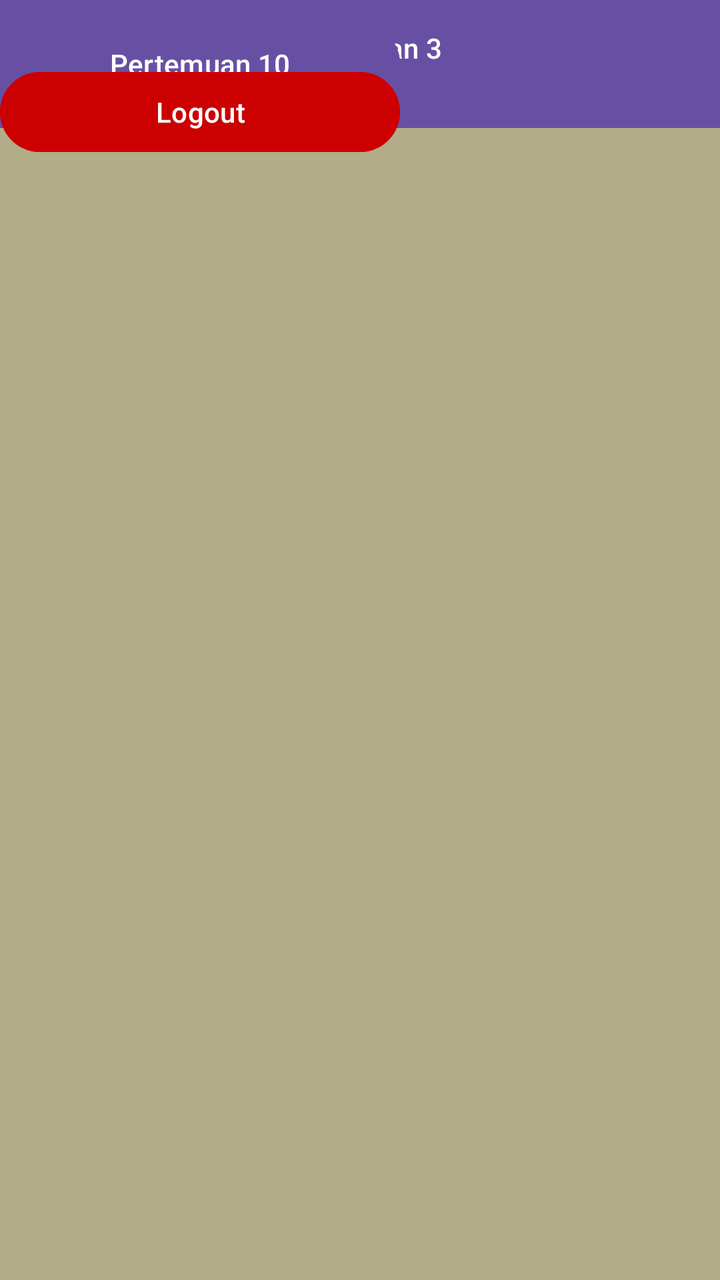
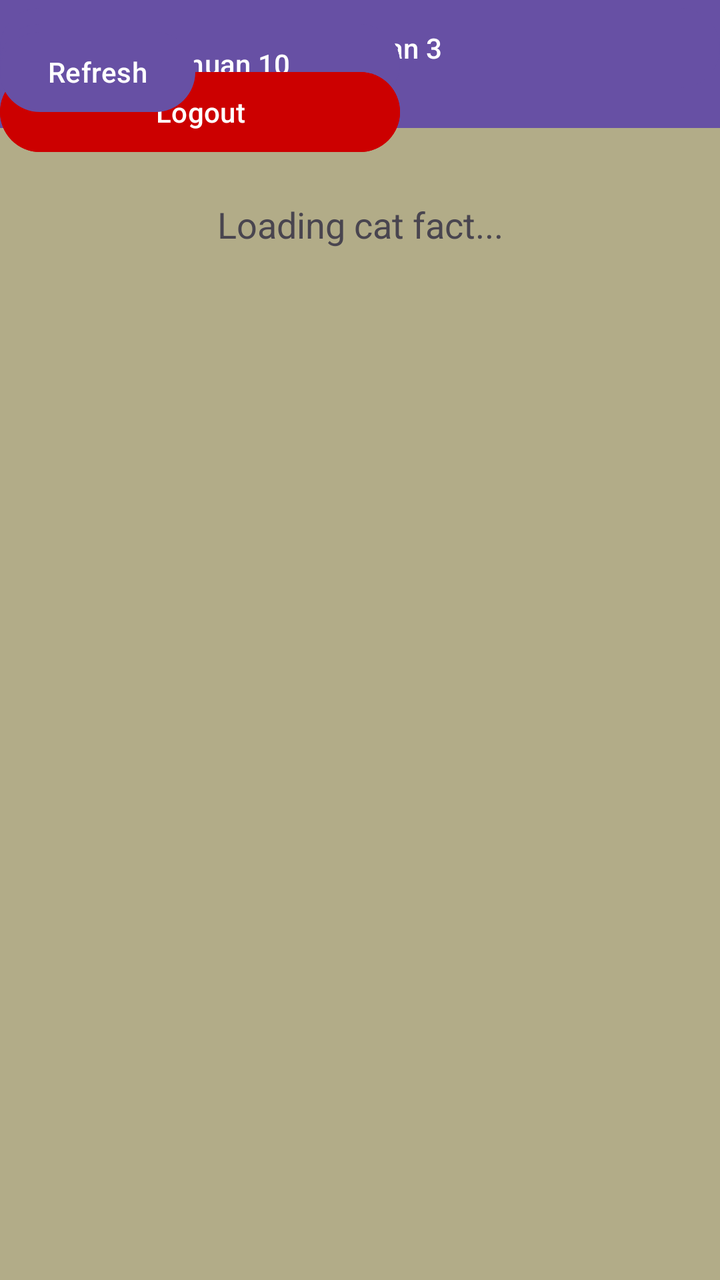

The first picture is an Android layout as it rendered before a commit; the second is the same layout after the commit. The layout source and the unified diff follow.
<!-- AndroidManifest.xml: application theme Theme.PercobaanY -->
<!-- res/layout/fragment_home.xml -->
<?xml version="1.0" encoding="utf-8"?>
<FrameLayout xmlns:android="http://schemas.android.com/apk/res/android"
    xmlns:tools="http://schemas.android.com/tools"
    android:layout_width="match_parent"
    android:layout_height="match_parent"
    xmlns:app="http://schemas.android.com/apk/res-auto"
    android:background="#B2AC88"
    tools:context=".Home.HomeFragment">

    <View
        android:id="@+id/background_header"
        android:layout_width="0dp"
        android:layout_height="100dp"
        android:background="@drawable/bg_header_wave"
        app:layout_constraintStart_toStartOf="parent"
        app:layout_constraintEnd_toEndOf="parent"
        app:layout_constraintTop_toTopOf="parent"/>

    <androidx.appcompat.widget.Toolbar
        android:id="@+id/toolbar"
        android:layout_width="match_parent"
        android:layout_height="?attr/actionBarSize"
        android:background="?attr/colorPrimary"
        app:layout_constraintEnd_toEndOf="parent"
        app:layout_constraintStart_toStartOf="parent"
        app:layout_constraintTop_toTopOf="parent"
        app:popupTheme="@style/ThemeOverlay.AppCompat.Light"
        app:titleTextColor="@android:color/white" />

    <Button
        android:id="@+id/btnKedua"
        android:layout_width="match_parent"
        android:layout_height="wrap_content"
        android:layout_marginBottom="10dp"
        android:text="Pertemuan 2" />

    <Button
        android:id="@+id/btnKetiga"
        android:layout_width="match_parent"
        android:layout_height="wrap_content"
        android:layout_marginBottom="10dp"
        android:text="Pertemuan 3" />

    <Button
        android:id="@+id/btnpKeempat"
        android:layout_width="200dp"
        android:layout_height="wrap_content"
        android:layout_marginTop="24dp"
        android:text="Pertemuan 4" />

    <Button
        android:id="@+id/btnpKelima"
        android:layout_width="200dp"
        android:layout_height="wrap_content"
        android:layout_marginTop="8dp"
        android:text="Pertemuan 5" />

    <Button
        android:id="@+id/btnpKeTujuh"
        android:layout_width="200dp"
        android:layout_height="wrap_content"
        android:layout_marginTop="8dp"
        android:text="Pertemuan 7" />

    <Button
        android:id="@+id/btnpKesembilan"
        android:layout_width="200dp"
        android:layout_height="wrap_content"
        android:layout_marginTop="8dp"
        android:text="Pertemuan 9" />

    <Button
        android:id="@+id/btnpKesepuluh"
        android:layout_width="200dp"
        android:layout_height="wrap_content"
        android:layout_marginTop="8dp"
        android:text="Pertemuan 10" />

    <Button
        android:id="@+id/btnLogout"
        android:layout_width="200dp"
        android:layout_height="wrap_content"
        android:layout_marginTop="32dp"
        android:backgroundTint="@android:color/holo_red_dark"
        android:text="Logout" />

</FrameLayout>
<!-- resources referenced by this layout -->
<resources>
  <!-- drawable bg_header_wave (drawable) -->
  <vector xmlns:android="http://schemas.android.com/apk/res/android"
      android:width="100dp"
      android:height="100dp"
      android:viewportWidth="100"
      android:viewportHeight="100">
  
      
      <path
          android:fillColor="?attr/colorPrimary"
          android:pathData="
              M0,0
              L100,0
              L100,40
              C 75,55
                25,20
                0,40
              Z" />
  </vector>
  <style name="Theme.PercobaanY" parent="Base.Theme.PercobaanY" />
  <style name="Base.Theme.PercobaanY" parent="Theme.Material3.DayNight.NoActionBar">
          
          
      </style>
</resources>

<!-- the commit's change to res/layout/fragment_home.xml (unified diff, before → after) -->
@@ -84,4 +84,22 @@
         android:backgroundTint="@android:color/holo_red_dark"
         android:text="Logout" />
 
+    <TextView
+        android:id="@+id/tvCatFact"
+        android:layout_width="match_parent"
+        android:layout_height="wrap_content"
+        android:layout_marginTop="100dp"
+        android:gravity="center"
+        android:text="Loading cat fact..."
+        android:textAlignment="center"
+        android:textSize="18sp" />
+
+    <Button
+        android:id="@+id/btnRefresh"
+        android:layout_width="wrap_content"
+        android:layout_height="wrap_content"
+        android:layout_marginTop="12dp"
+        android:text="Refresh"
+        app:layout_constraintTop_toBottomOf="@+id/tvCatFact" />
+
 </FrameLayout>
